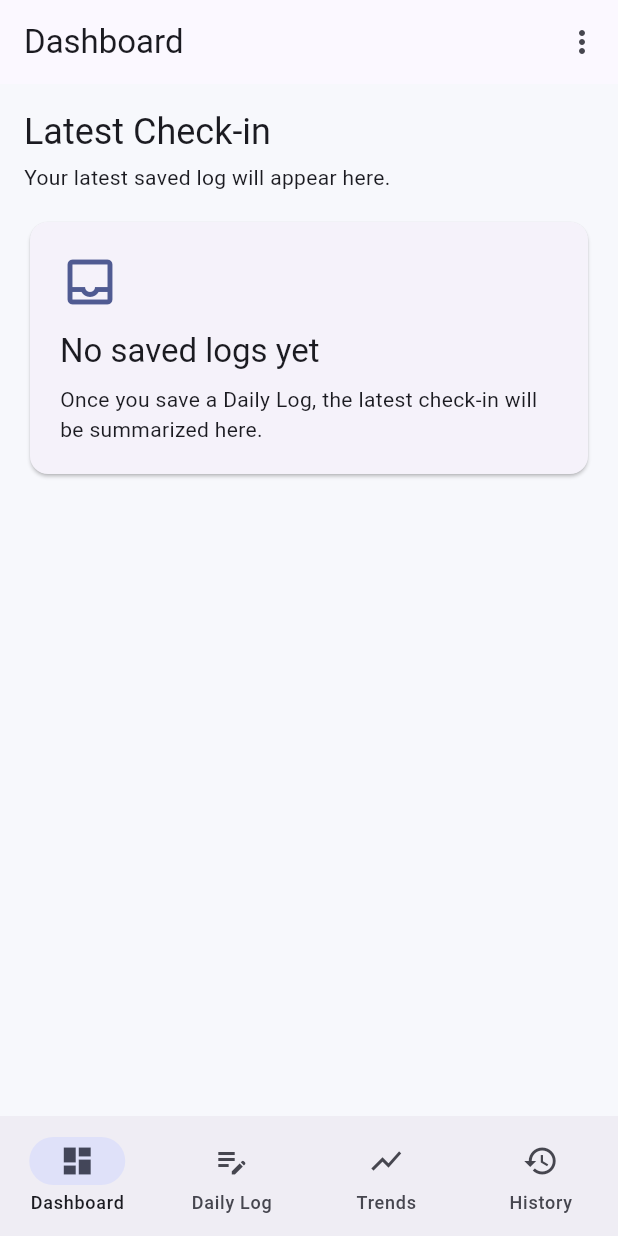
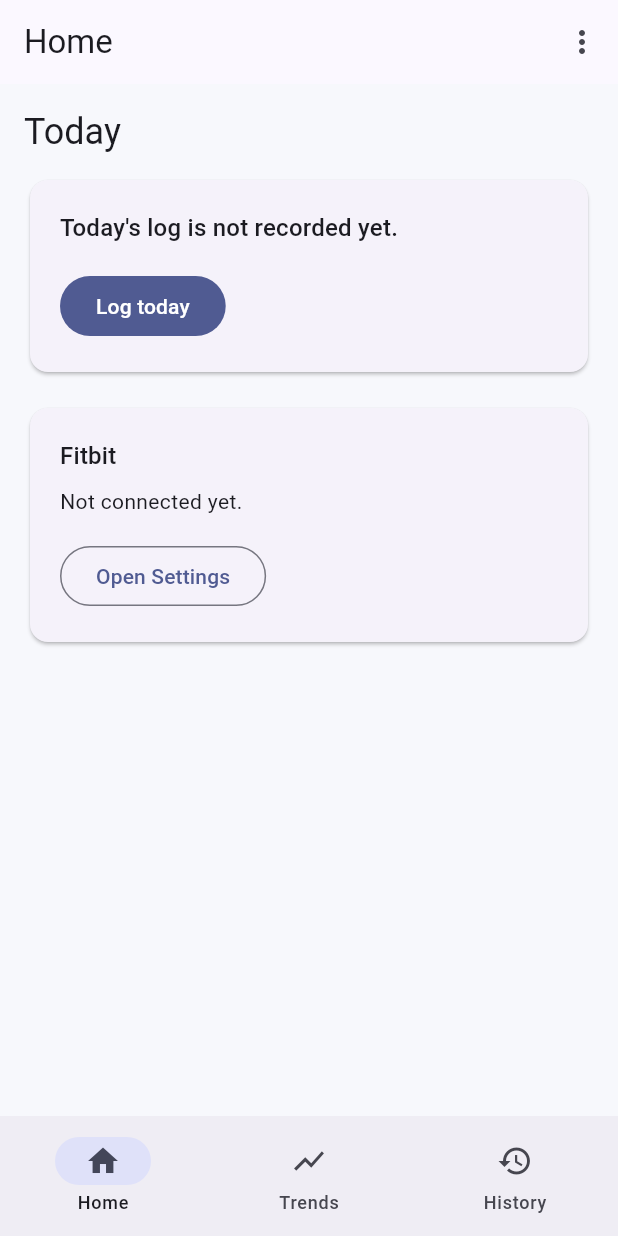
Before and after one commit to EriMidorikawa/mood_tracker, a Flutter app: the screen it shows after launch, on a phone screen of 412 x 824 dp. Run offline on Flutter 3.47's test engine with Material 3 defaults, Android fonts, the phone set to English and light mode, and no system bars; our stand-ins replace shared_preferences.

Commit message:
Replace dashboard with home and remove daily log tab

```diff
--- a/lib/app/app.dart
+++ b/lib/app/app.dart
@@ -1,9 +1,10 @@
 import 'package:flutter/material.dart';
-import 'package:mood_tracker/features/dashboard/dashboard_page.dart';
+import 'package:mood_tracker/app/settings_menu_button.dart';
 import 'package:mood_tracker/features/daily_log/data/local_daily_log_repository.dart';
 import 'package:mood_tracker/features/daily_log/models/daily_log_entry.dart';
 import 'package:mood_tracker/features/daily_log/daily_log_page.dart';
 import 'package:mood_tracker/features/history/history_page.dart';
+import 'package:mood_tracker/features/home/home_page.dart';
 import 'package:mood_tracker/features/trends/trends_page.dart';
 
 class MoodTrackerApp extends StatelessWidget {
@@ -37,22 +38,15 @@ class AppShell extends StatefulWidget {
 class _AppShellState extends State<AppShell> {
   final _repository = LocalDailyLogRepository();
   int _selectedIndex = 0;
-  DailyLogEntry? _latestEntry;
-  DailyLogEntry? _activeEntry;
   List<DailyLogEntry> _entries = const [];
   bool _isLoading = true;
   final _scaffoldMessengerKey = GlobalKey<ScaffoldMessengerState>();
 
   static const _destinations = <NavigationDestination>[
     NavigationDestination(
-      icon: Icon(Icons.dashboard_outlined),
-      selectedIcon: Icon(Icons.dashboard),
-      label: 'Dashboard',
-    ),
-    NavigationDestination(
-      icon: Icon(Icons.edit_note_outlined),
-      selectedIcon: Icon(Icons.edit_note),
-      label: 'Daily Log',
+      icon: Icon(Icons.home_outlined),
+      selectedIcon: Icon(Icons.home),
+      label: 'Home',
     ),
     NavigationDestination(
       icon: Icon(Icons.show_chart_outlined),
@@ -73,15 +67,12 @@ class _AppShellState extends State<AppShell> {
   }
 
   Future<void> _loadData() async {
-    final latestEntry = await _repository.loadLatestEntry();
     final entries = await _repository.loadEntriesSorted();
     if (!mounted) {
       return;
     }
 
     setState(() {
-      _latestEntry = latestEntry;
-      _activeEntry = latestEntry;
       _entries = entries;
       _isLoading = false;
     });
@@ -95,8 +86,6 @@ class _AppShellState extends State<AppShell> {
     }
 
     setState(() {
-      _latestEntry = entry;
-      _activeEntry = entry;
       _entries = entries;
       _selectedIndex = 0;
     });
@@ -112,17 +101,14 @@ class _AppShellState extends State<AppShell> {
 
   Future<void> _saveEntryFromHistory(DailyLogEntry entry) async {
     await _repository.saveEntry(entry);
-    final latestEntry = await _repository.loadLatestEntry();
     final entries = await _repository.loadEntriesSorted();
     if (!mounted) {
       return;
     }
 
     setState(() {
-      _latestEntry = latestEntry;
-      _activeEntry = latestEntry;
       _entries = entries;
-      _selectedIndex = 3;
+      _selectedIndex = 2;
     });
 
     WidgetsBinding.instance.addPostFrameCallback((_) {
@@ -134,6 +120,27 @@ class _AppShellState extends State<AppShell> {
     });
   }
 
+  Future<void> _openTodayLog(BuildContext context) async {
+    final today = DateTime.now();
+    final todayEntry = await _repository.loadEntryByDate(today);
+    if (!context.mounted) {
+      return;
+    }
+
+    await Navigator.of(context).push(
+      MaterialPageRoute<void>(
+        builder: (_) => DailyLogPage(
+          initialEntry: todayEntry,
+          initialDate: todayEntry == null ? today : null,
+          onSave: _handleSave,
+          popOnSave: true,
+          showSettingsMenu: false,
+          title: todayEntry == null ? 'Log today' : 'Edit today\'s log',
+        ),
+      ),
+    );
+  }
+
   @override
   Widget build(BuildContext context) {
     if (_isLoading) {
@@ -142,14 +149,22 @@ class _AppShellState extends State<AppShell> {
       );
     }
 
+    final today = DateTime.now();
+    DailyLogEntry? todayEntry;
+    for (final entry in _entries) {
+      if (entry.loggedAt.year == today.year &&
+          entry.loggedAt.month == today.month &&
+          entry.loggedAt.day == today.day) {
+        todayEntry = entry;
+        break;
+      }
+    }
+
     final pages = <Widget>[
-      DashboardPage(
-        latestEntry: _latestEntry,
-      ),
-      DailyLogPage(
-        key: ValueKey(_activeEntry?.loggedAt.toIso8601String() ?? 'new-entry'),
-        initialEntry: _activeEntry,
-        onSave: _handleSave,
+      HomePage(
+        todayEntry: todayEntry,
+        onOpenTodayLog: () => _openTodayLog(context),
+        onOpenSettings: () => openSettingsPage(context),
       ),
       TrendsPage(entries: _entries),
       HistoryPage(
--- a/lib/features/dashboard/dashboard_page.dart
+++ /dev/null
@@ -1,244 +0,0 @@
-import 'package:flutter/material.dart';
-import 'package:mood_tracker/app/settings_menu_button.dart';
-import 'package:mood_tracker/features/daily_log/models/daily_log_entry.dart';
-
-class DashboardPage extends StatelessWidget {
-  const DashboardPage({
-    super.key,
-    this.latestEntry,
-  });
-
-  final DailyLogEntry? latestEntry;
-
-  @override
-  Widget build(BuildContext context) {
-    return Scaffold(
-      appBar: AppBar(
-        title: const Text('Dashboard'),
-        actions: const [SettingsMenuButton()],
-      ),
-      body: ListView(
-        padding: const EdgeInsets.all(16),
-        children: [
-          Text(
-            'Latest Check-in',
-            style: Theme.of(context).textTheme.headlineSmall,
-          ),
-          const SizedBox(height: 4),
-          Text(
-            latestEntry == null
-                ? 'Your latest saved log will appear here.'
-                : 'A quick summary of your most recent daily log.',
-            style: Theme.of(context).textTheme.bodyMedium,
-          ),
-          const SizedBox(height: 16),
-          if (latestEntry == null)
-            const _EmptyStateCard()
-          else
-            _LatestSummaryCard(entry: latestEntry!),
-        ],
-      ),
-    );
-  }
-}
-
-class _LatestSummaryCard extends StatelessWidget {
-  const _LatestSummaryCard({
-    required this.entry,
-  });
-
-  final DailyLogEntry entry;
-
-  @override
-  Widget build(BuildContext context) {
-    final hasNote = entry.note.trim().isNotEmpty;
-
-    return Column(
-      children: [
-        Card(
-          child: Padding(
-            padding: const EdgeInsets.all(16),
-            child: Column(
-              crossAxisAlignment: CrossAxisAlignment.start,
-              children: [
-                Wrap(
-                  spacing: 12,
-                  runSpacing: 12,
-                  children: [
-                    _SummaryChip(
-                      label: 'Record date',
-                      value: _formatDate(entry.loggedAt),
-                      icon: Icons.event_outlined,
-                    ),
-                    _SummaryChip(
-                      label: 'Notes',
-                      value: hasNote ? 'Added' : 'None',
-                      icon: hasNote
-                          ? Icons.sticky_note_2_outlined
-                          : Icons.note_alt_outlined,
-                    ),
-                  ],
-                ),
-                const SizedBox(height: 20),
-                Text(
-                  'Snapshot',
-                  style: Theme.of(context).textTheme.titleMedium,
-                ),
-                const SizedBox(height: 12),
-                Wrap(
-                  spacing: 12,
-                  runSpacing: 12,
-                  children: [
-                    _MetricPill(
-                      label: 'Mood',
-                      value: entry.responses['mood'] ?? 0,
-                    ),
-                    _MetricPill(
-                      label: 'Motivation',
-                      value: entry.responses['motivation'] ?? 0,
-                    ),
-                    _MetricPill(
-                      label: 'General craving',
-                      value: entry.responses['craving'] ?? 0,
-                    ),
-                    _MetricPill(
-                      label: 'Hunger',
-                      value: entry.responses['hunger'] ?? 0,
-                    ),
-                  ],
-                ),
-                if (hasNote) ...[
-                  const SizedBox(height: 20),
-                  Text(
-                    'Note',
-                    style: Theme.of(context).textTheme.titleMedium,
-                  ),
-                  const SizedBox(height: 8),
-                  Text(
-                    entry.note,
-                    maxLines: 3,
-                    overflow: TextOverflow.ellipsis,
-                    style: Theme.of(context).textTheme.bodyMedium,
-                  ),
-                ],
-              ],
-            ),
-          ),
-        ),
-      ],
-    );
-  }
-}
-
-class _EmptyStateCard extends StatelessWidget {
-  const _EmptyStateCard();
-
-  @override
-  Widget build(BuildContext context) {
-    return Card(
-      child: Padding(
-        padding: const EdgeInsets.all(20),
-        child: Column(
-          crossAxisAlignment: CrossAxisAlignment.start,
-          children: [
-            Icon(
-              Icons.inbox_outlined,
-              size: 40,
-              color: Theme.of(context).colorScheme.primary,
-            ),
-            const SizedBox(height: 12),
-            Text(
-              'No saved logs yet',
-              style: Theme.of(context).textTheme.titleLarge,
-            ),
-            const SizedBox(height: 8),
-            Text(
-              'Once you save a Daily Log, the latest check-in will be summarized here.',
-              style: Theme.of(context).textTheme.bodyMedium,
-            ),
-          ],
-        ),
-      ),
-    );
-  }
-}
-
-class _SummaryChip extends StatelessWidget {
-  const _SummaryChip({
-    required this.label,
-    required this.value,
-    required this.icon,
-  });
-
-  final String label;
-  final String value;
-  final IconData icon;
-
-  @override
-  Widget build(BuildContext context) {
-    return Container(
-      padding: const EdgeInsets.all(12),
-      decoration: BoxDecoration(
-        color: Theme.of(context).colorScheme.surfaceContainerHighest,
-        borderRadius: BorderRadius.circular(16),
-      ),
-      child: Row(
-        mainAxisSize: MainAxisSize.min,
-        children: [
-          Icon(icon, size: 18),
-          const SizedBox(width: 8),
-          Column(
-            crossAxisAlignment: CrossAxisAlignment.start,
-            mainAxisSize: MainAxisSize.min,
-            children: [
-              Text(label, style: Theme.of(context).textTheme.labelMedium),
-              Text(value, style: Theme.of(context).textTheme.titleSmall),
-            ],
-          ),
-        ],
-      ),
-    );
-  }
-}
-
-class _MetricPill extends StatelessWidget {
-  const _MetricPill({
-    required this.label,
-    required this.value,
-  });
-
-  final String label;
-  final int value;
-
-  @override
-  Widget build(BuildContext context) {
-    return Container(
-      padding: const EdgeInsets.symmetric(horizontal: 12, vertical: 10),
-      decoration: BoxDecoration(
-        color: Theme.of(context).colorScheme.surfaceContainerHighest,
-        borderRadius: BorderRadius.circular(999),
-      ),
-      child: Text('$label: $value/5'),
-    );
-  }
-}
-
-String _formatDate(DateTime dateTime) {
-  const months = <String>[
-    'Jan',
-    'Feb',
-    'Mar',
-    'Apr',
-    'May',
-    'Jun',
-    'Jul',
-    'Aug',
-    'Sep',
-    'Oct',
-    'Nov',
-    'Dec',
-  ];
-
-  final month = months[dateTime.month - 1];
-  return '$month ${dateTime.day}, ${dateTime.year}';
-}
--- /dev/null
+++ b/lib/features/home/home_page.dart
@@ -0,0 +1,112 @@
+import 'package:flutter/material.dart';
+import 'package:mood_tracker/app/settings_menu_button.dart';
+import 'package:mood_tracker/features/daily_log/models/daily_log_entry.dart';
+
+class HomePage extends StatelessWidget {
+  const HomePage({
+    super.key,
+    required this.onOpenTodayLog,
+    required this.onOpenSettings,
+    this.todayEntry,
+  });
+
+  final VoidCallback onOpenTodayLog;
+  final VoidCallback onOpenSettings;
+  final DailyLogEntry? todayEntry;
+
+  @override
+  Widget build(BuildContext context) {
+    final hasTodayLog = todayEntry != null;
+
+    return Scaffold(
+      appBar: AppBar(
+        title: const Text('Home'),
+        actions: const [SettingsMenuButton()],
+      ),
+      body: ListView(
+        padding: const EdgeInsets.all(16),
+        children: [
+          Text(
+            'Today',
+            style: Theme.of(context).textTheme.headlineSmall,
+          ),
+          const SizedBox(height: 12),
+          Card(
+            child: Padding(
+              padding: const EdgeInsets.all(20),
+              child: Column(
+                crossAxisAlignment: CrossAxisAlignment.start,
+                children: [
+                  Text(
+                    hasTodayLog
+                        ? 'Today\'s log is saved.'
+                        : 'Today\'s log is not recorded yet.',
+                    style: Theme.of(context).textTheme.titleMedium,
+                  ),
+                  if (hasTodayLog) ...[
+                    const SizedBox(height: 8),
+                    Text(
+                      'Saved for ${_formatDate(todayEntry!.loggedAt)}',
+                      style: Theme.of(context).textTheme.bodyMedium,
+                    ),
+                  ],
+                  const SizedBox(height: 16),
+                  FilledButton(
+                    onPressed: onOpenTodayLog,
+                    child: Text(
+                      hasTodayLog ? 'Edit today\'s log' : 'Log today',
+                    ),
+                  ),
+                ],
+              ),
+            ),
+          ),
+          const SizedBox(height: 16),
+          Card(
+            child: Padding(
+              padding: const EdgeInsets.all(20),
+              child: Column(
+                crossAxisAlignment: CrossAxisAlignment.start,
+                children: [
+                  Text(
+                    'Fitbit',
+                    style: Theme.of(context).textTheme.titleMedium,
+                  ),
+                  const SizedBox(height: 8),
+                  Text(
+                    'Not connected yet.',
+                    style: Theme.of(context).textTheme.bodyMedium,
+                  ),
+                  const SizedBox(height: 16),
+                  OutlinedButton(
+                    onPressed: onOpenSettings,
+                    child: const Text('Open Settings'),
+                  ),
+                ],
+              ),
+            ),
+          ),
+        ],
+      ),
+    );
+  }
+}
+
+String _formatDate(DateTime dateTime) {
+  const months = <String>[
+    'Jan',
+    'Feb',
+    'Mar',
+    'Apr',
+    'May',
+    'Jun',
+    'Jul',
+    'Aug',
+    'Sep',
+    'Oct',
+    'Nov',
+    'Dec',
+  ];
+
+  return '${months[dateTime.month - 1]} ${dateTime.day}, ${dateTime.year}';
+}
```
Also changed, not shown: lib/app/settings_menu_button.dart (+9 -5 lines), 1 other file.
